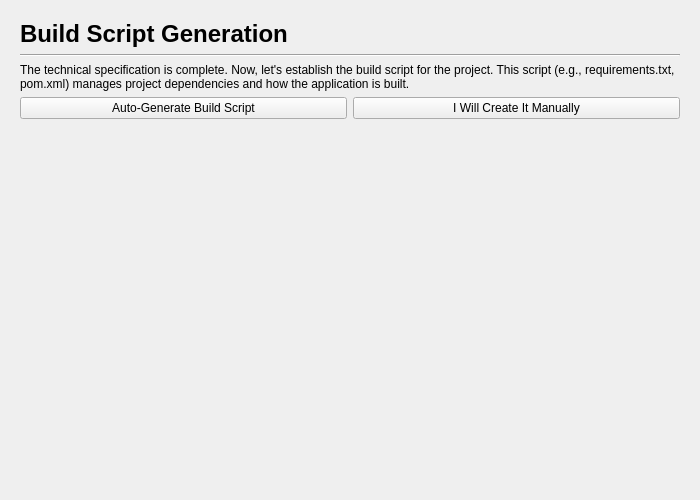
Qt form gui/build_script_page.ui (mariolewis/asdf_factory) before a commit.
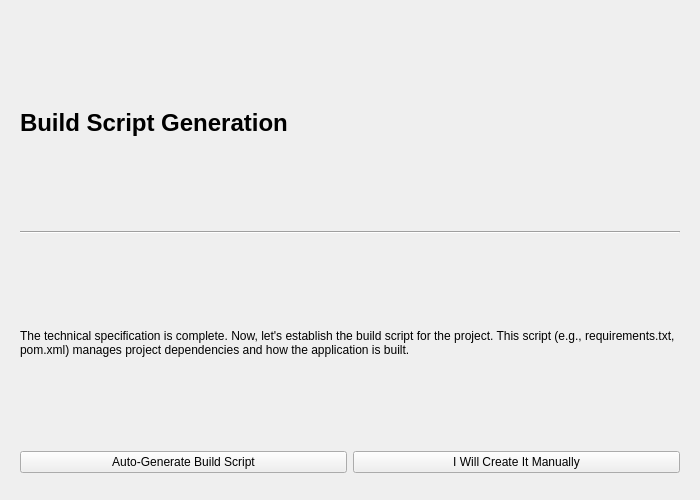
The same form after that commit.

Patch:
```diff
--- a/gui/build_script_page.ui
+++ b/gui/build_script_page.ui
@@ -79,12 +79,6 @@
      <property name="sizeType">
       <enum>QSizePolicy::Expanding</enum>
      </property>
-     <property name="sizeHint" stdset="0">
-      <size>
-       <width>20</width>
-       <height>40</height>
-      </size>
-     </property>
     </spacer>
    </item>
   </layout>
```
